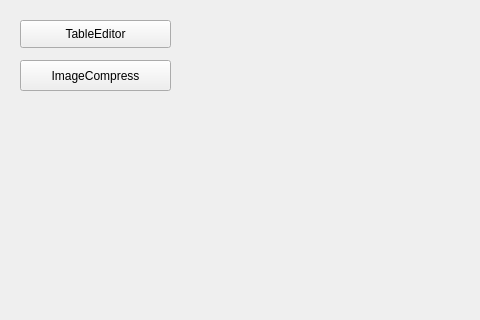
Old version of the form mainwindow.ui in the repository shihuaxiang/multimodule; both pictures show x 0 to 480 and y 0 to 320 of the 800 by 600 pixel window.
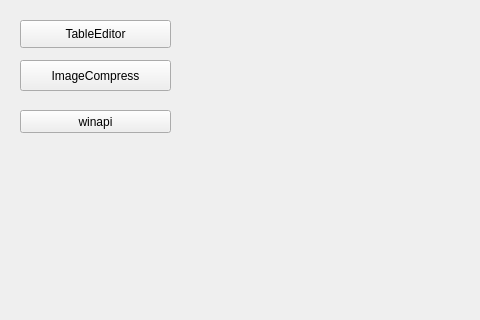
New version of the form.

What changed in the file:
```diff
--- a/mainwindow.ui
+++ b/mainwindow.ui
@@ -40,6 +40,19 @@
      <string>ImageCompress</string>
     </property>
    </widget>
+   <widget class="QPushButton" name="pushButton_3">
+    <property name="geometry">
+     <rect>
+      <x>20</x>
+      <y>110</y>
+      <width>151</width>
+      <height>23</height>
+     </rect>
+    </property>
+    <property name="text">
+     <string>winapi</string>
+    </property>
+   </widget>
   </widget>
   <widget class="QMenuBar" name="menubar">
    <property name="geometry">
```
